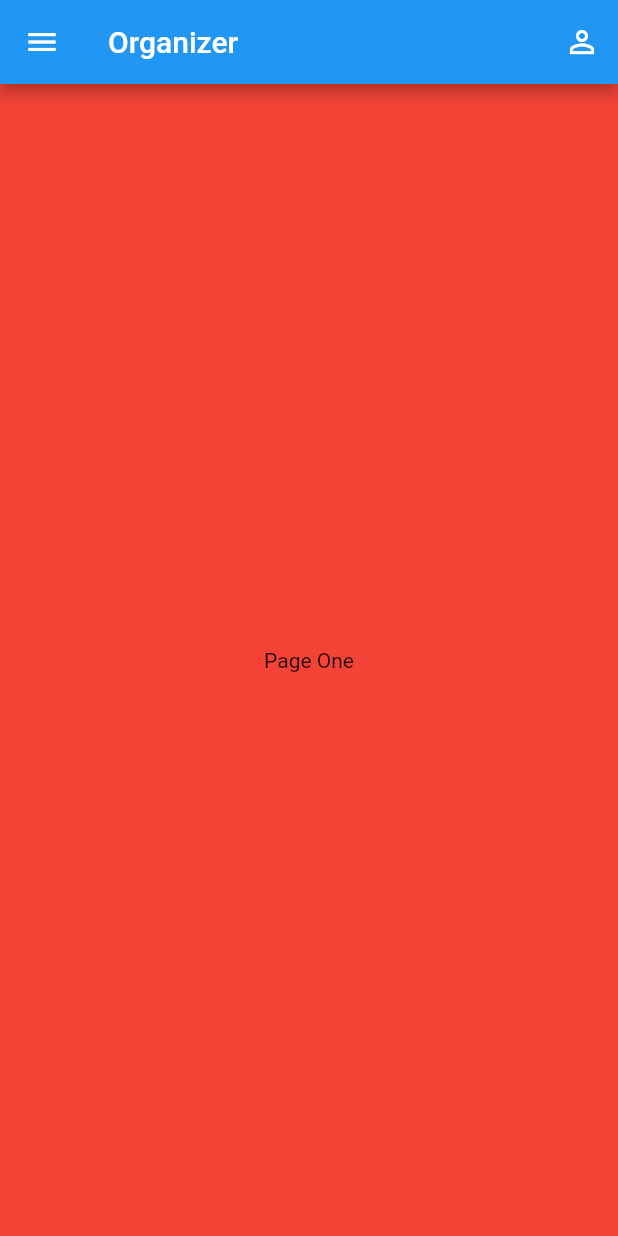
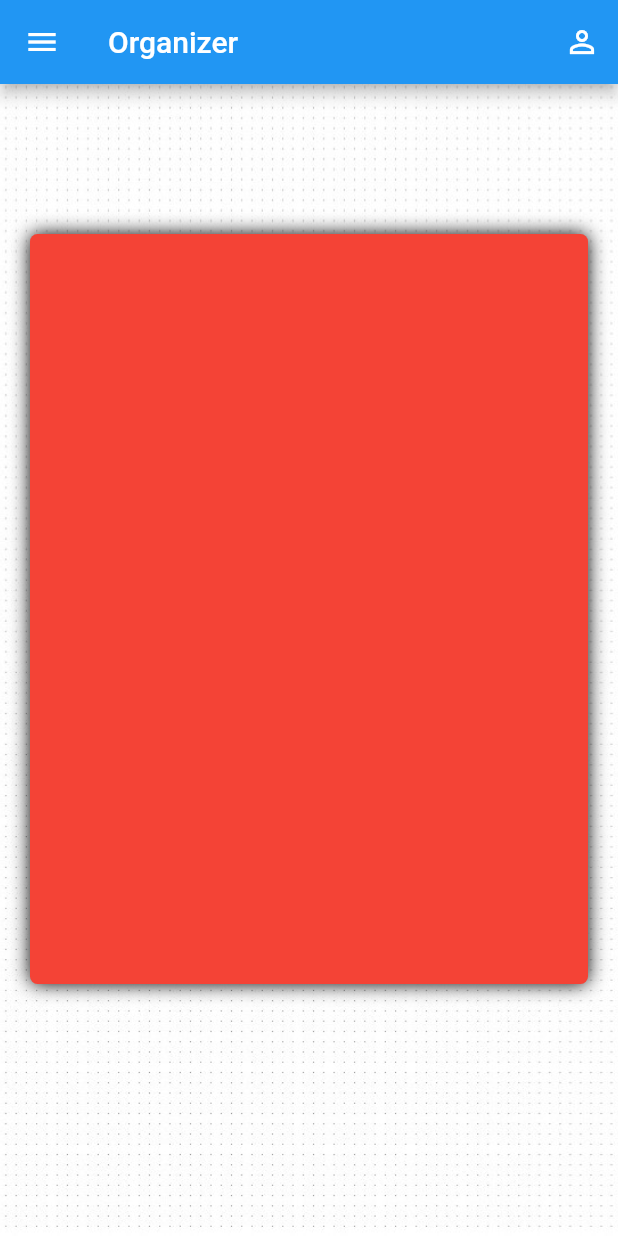
Before and after one commit to EYoung75/organizer, a Flutter app: the screen it shows after launch, on a phone screen of 412 x 824 dp. Run offline on Flutter 3.47's test engine with Material 2 defaults, Android fonts, the phone set to English and light mode, and no system bars.

Commit message:
Dictated page sizes and formatted widget tree structure

```diff
--- a/lib/main.dart
+++ b/lib/main.dart
@@ -50,17 +50,23 @@ class _HomeState extends State<Home> {
             ),
           ),
         ),
-        height: double.infinity,
         width: double.infinity,
-        child: PageView(
+        child: PageContainer(),
+      ),
+    );
+  }
+}
+
+class PageContainer extends StatelessWidget {
+  @override
+  Widget build(BuildContext context) {
+    return PageView(
       controller: PageController(initialPage: 0),
       children: [
         PageOne(),
         PageTwo(),
         PageThree(),
       ],
-        ),
-      ),
     );
   }
 }
@@ -69,10 +75,23 @@ class PageOne extends StatelessWidget {
   @override
   Widget build(BuildContext context) {
     return Container(
-      color: Colors.red,
-      child: Center(child: Text("Page One")),
-      height: double.infinity,
+      margin: EdgeInsets.symmetric(vertical: 100),
+      child: Column(
+        children: [
+          Container(
+            decoration: BoxDecoration(boxShadow: [
+              BoxShadow(
+                blurRadius: 10,
+                color: Colors.black,
+                spreadRadius: 0,
+              ),
+            ], color: Colors.red, borderRadius: BorderRadius.circular(5)),
+            margin: EdgeInsets.symmetric(horizontal: 20),
+            height: 500,
             width: double.infinity,
+          ),
+        ],
+      ),
     );
   }
 }
@@ -81,10 +100,23 @@ class PageTwo extends StatelessWidget {
   @override
   Widget build(BuildContext context) {
     return Container(
-      color: Colors.blue,
-      child: Center(child: Text("Page Two")),
+      margin: EdgeInsets.symmetric(vertical: 100),
+      child: Column(
+        children: [
+          Container(
+            decoration: BoxDecoration(boxShadow: [
+              BoxShadow(
+                blurRadius: 10,
+                color: Colors.black,
+                spreadRadius: 0,
+              ),
+            ], color: Colors.red, borderRadius: BorderRadius.circular(5)),
+            margin: EdgeInsets.symmetric(horizontal: 20),
             height: 500,
             width: double.infinity,
+          ),
+        ],
+      ),
     );
   }
 }
@@ -93,10 +125,23 @@ class PageThree extends StatelessWidget {
   @override
   Widget build(BuildContext context) {
     return Container(
-      color: Colors.yellow,
-      child: Center(child: Text("Page Three")),
+      margin: EdgeInsets.symmetric(vertical: 100),
+      child: Column(
+        children: [
+          Container(
+            decoration: BoxDecoration(boxShadow: [
+              BoxShadow(
+                blurRadius: 10,
+                color: Colors.black,
+                spreadRadius: 0,
+              ),
+            ], color: Colors.red, borderRadius: BorderRadius.circular(5)),
+            margin: EdgeInsets.symmetric(horizontal: 20),
             height: 500,
             width: double.infinity,
+          ),
+        ],
+      ),
     );
   }
 }
```
Lines whose indentation alone changed are shown as unchanged.
